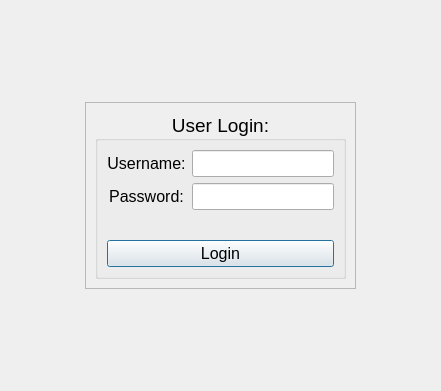
Before: the Qt Designer form drc/gui/loginform.ui in lansdon/cpts483_drc, drawn with Qt 5.
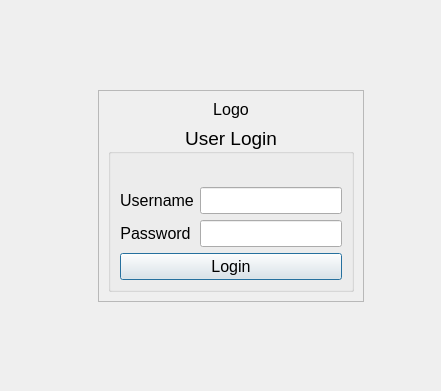
After: the same form once the commit is applied.

Patch:
```diff
--- a/drc/gui/loginform.ui
+++ b/drc/gui/loginform.ui
@@ -19,7 +19,46 @@
    <string>Form</string>
   </property>
   <layout class="QGridLayout" name="gridLayout">
-   <item row="1" column="1">
+   <item row="1" column="0">
+    <spacer name="horizontalSpacer">
+     <property name="orientation">
+      <enum>Qt::Horizontal</enum>
+     </property>
+     <property name="sizeHint" stdset="0">
+      <size>
+       <width>40</width>
+       <height>20</height>
+      </size>
+     </property>
+    </spacer>
+   </item>
+   <item row="0" column="1">
+    <spacer name="verticalSpacer_2">
+     <property name="orientation">
+      <enum>Qt::Vertical</enum>
+     </property>
+     <property name="sizeHint" stdset="0">
+      <size>
+       <width>20</width>
+       <height>40</height>
+      </size>
+     </property>
+    </spacer>
+   </item>
+   <item row="1" column="4">
+    <spacer name="horizontalSpacer_2">
+     <property name="orientation">
+      <enum>Qt::Horizontal</enum>
+     </property>
+     <property name="sizeHint" stdset="0">
+      <size>
+       <width>40</width>
+       <height>20</height>
+      </size>
+     </property>
+    </spacer>
+   </item>
+   <item row="1" column="3">
     <widget class="QFrame" name="frame">
      <property name="sizePolicy">
       <sizepolicy hsizetype="Fixed" vsizetype="Fixed">
@@ -34,6 +73,16 @@
       <enum>QFrame::Raised</enum>
      </property>
      <layout class="QVBoxLayout" name="verticalLayout">
+      <item>
+       <widget class="QLabel" name="LogoLabel">
+        <property name="text">
+         <string>Logo</string>
+        </property>
+        <property name="alignment">
+         <set>Qt::AlignCenter</set>
+        </property>
+       </widget>
+      </item>
       <item>
        <widget class="QGroupBox" name="groupBox">
         <property name="font">
@@ -42,31 +91,80 @@
          </font>
         </property>
         <property name="title">
-         <string>User Login:</string>
+         <string>User Login</string>
         </property>
         <property name="alignment">
          <set>Qt::AlignCenter</set>
         </property>
-        <layout class="QGridLayout" name="gridLayout_2">
-         <item row="3" column="1">
-          <widget class="QLineEdit" name="passwordLineEdit">
+        <layout class="QVBoxLayout" name="verticalLayout_2">
+         <item>
+          <widget class="QLabel" name="statusLabel">
            <property name="font">
             <font>
              <pointsize>12</pointsize>
             </font>
            </property>
-          </widget>
-         </item>
-         <item row="1" column="1">
-          <widget class="QLineEdit" name="usernameLineEdit">
-           <property name="font">
-            <font>
-             <pointsize>12</pointsize>
-            </font>
+           <property name="text">
+            <string>&lt;Super Helpful Status Message&gt;</string>
            </property>
+           <property name="alignment">
+            <set>Qt::AlignCenter</set>
+           </property>
           </widget>
          </item>
-         <item row="6" column="0" colspan="2">
+         <item>
+          <layout class="QFormLayout" name="formLayout">
+           <item row="0" column="0">
+            <widget class="QLabel" name="label">
+             <property name="font">
+              <font>
+               <pointsize>12</pointsize>
+              </font>
+             </property>
+             <property name="text">
+              <string>Username</string>
+             </property>
+             <property name="alignment">
+              <set>Qt::AlignCenter</set>
+             </property>
+            </widget>
+           </item>
+           <item row="0" column="1">
+            <widget class="QLineEdit" name="usernameLineEdit">
+             <property name="font">
+              <font>
+               <pointsize>12</pointsize>
+              </font>
+             </property>
+            </widget>
+           </item>
+           <item row="1" column="0">
+            <widget class="QLabel" name="label_2">
+             <property name="font">
+              <font>
+               <pointsize>12</pointsize>
+              </font>
+             </property>
+             <property name="text">
+              <string>Password</string>
+             </property>
+             <property name="alignment">
+              <set>Qt::AlignCenter</set>
+             </property>
+            </widget>
+           </item>
+           <item row="1" column="1">
+            <widget class="QLineEdit" name="passwordLineEdit">
+             <property name="font">
+              <font>
+               <pointsize>12</pointsize>
+              </font>
+             </property>
+            </widget>
+           </item>
+          </layout>
+         </item>
+         <item>
           <widget class="QPushButton" name="loginButton">
            <property name="font">
             <font>
@@ -84,84 +182,13 @@
            </property>
           </widget>
          </item>
-         <item row="1" column="0">
-          <widget class="QLabel" name="label">
-           <property name="font">
-            <font>
-             <pointsize>12</pointsize>
-            </font>
-           </property>
-           <property name="text">
-            <string>Username:</string>
-           </property>
-           <property name="alignment">
-            <set>Qt::AlignCenter</set>
-           </property>
-          </widget>
-         </item>
-         <item row="3" column="0">
-          <widget class="QLabel" name="label_2">
-           <property name="font">
-            <font>
-             <pointsize>12</pointsize>
-            </font>
-           </property>
-           <property name="text">
-            <string>Password:</string>
-           </property>
-           <property name="alignment">
-            <set>Qt::AlignCenter</set>
-           </property>
-          </widget>
-         </item>
-         <item row="5" column="0" colspan="2">
-          <widget class="QLabel" name="statusLabel">
-           <property name="font">
-            <font>
-             <pointsize>12</pointsize>
-            </font>
-           </property>
-           <property name="text">
-            <string>&lt;Super Helpful Status Message&gt;</string>
-           </property>
-           <property name="alignment">
-            <set>Qt::AlignCenter</set>
-           </property>
-          </widget>
-         </item>
         </layout>
        </widget>
       </item>
      </layout>
     </widget>
    </item>
-   <item row="1" column="0">
-    <spacer name="horizontalSpacer">
-     <property name="orientation">
-      <enum>Qt::Horizontal</enum>
-     </property>
-     <property name="sizeHint" stdset="0">
-      <size>
-       <width>40</width>
-       <height>20</height>
-      </size>
-     </property>
-    </spacer>
-   </item>
-   <item row="1" column="2">
-    <spacer name="horizontalSpacer_2">
-     <property name="orientation">
-      <enum>Qt::Horizontal</enum>
-     </property>
-     <property name="sizeHint" stdset="0">
-      <size>
-       <width>40</width>
-       <height>20</height>
-      </size>
-     </property>
-    </spacer>
-   </item>
-   <item row="0" column="1">
+   <item row="2" column="3">
     <spacer name="verticalSpacer">
      <property name="orientation">
       <enum>Qt::Vertical</enum>
@@ -174,19 +201,6 @@
      </property>
     </spacer>
    </item>
-   <item row="2" column="1">
-    <spacer name="verticalSpacer_2">
-     <property name="orientation">
-      <enum>Qt::Vertical</enum>
-     </property>
-     <property name="sizeHint" stdset="0">
-      <size>
-       <width>20</width>
-       <height>40</height>
-      </size>
-     </property>
-    </spacer>
-   </item>
   </layout>
  </widget>
  <tabstops>
```
Left out of the diff: 2 changed lines with no effect on the pictures.
